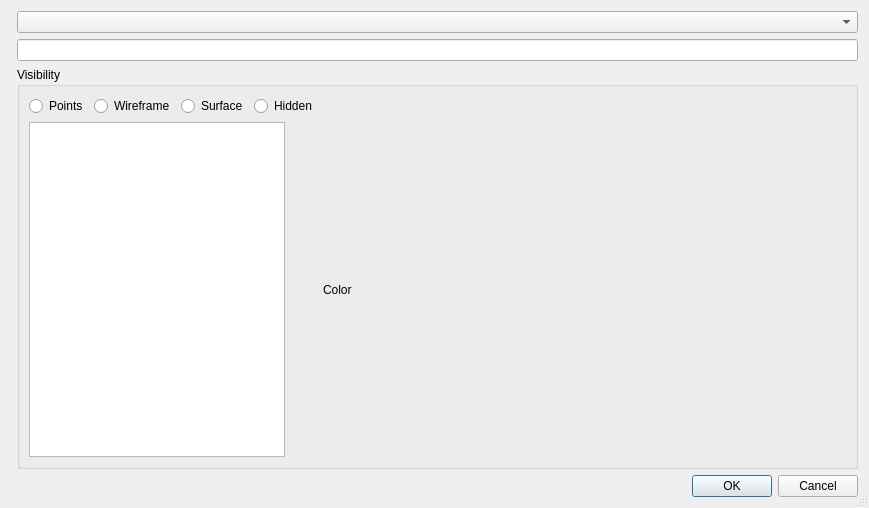
First picture: the form in forms/objectpropertiesdlg.ui, repository RasmusRPaulsen/Sumatra, before the edit.
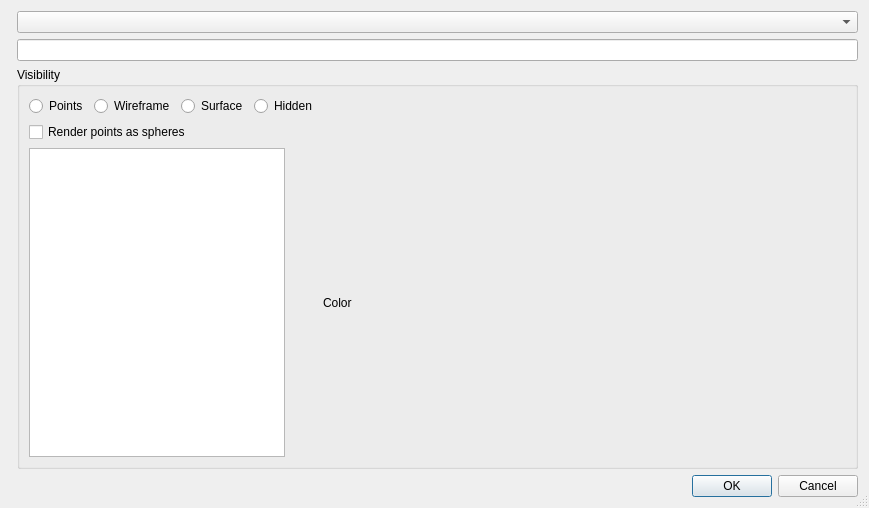
Second picture: the form after the edit.

Commit message: render points as spheres

What changed in the file:
```diff
--- a/forms/objectpropertiesdlg.ui
+++ b/forms/objectpropertiesdlg.ui
@@ -95,20 +95,27 @@
           </item>
          </layout>
         </item>
-        <item row="2" column="0">
+        <item row="3" column="0">
          <widget class="QPlainTextEdit" name="ObjectInfo">
           <property name="readOnly">
            <bool>true</bool>
           </property>
          </widget>
         </item>
-        <item row="2" column="1">
+        <item row="3" column="1">
          <widget class="QLabel" name="ObjectColorLabel">
           <property name="text">
            <string>Color</string>
           </property>
          </widget>
         </item>
+        <item row="2" column="0">
+         <widget class="QCheckBox" name="RenderPointsAsSpheresChk">
+          <property name="text">
+           <string>Render points as spheres</string>
+          </property>
+         </widget>
+        </item>
        </layout>
       </widget>
      </item>
```
The commit also changes 2 other files.
